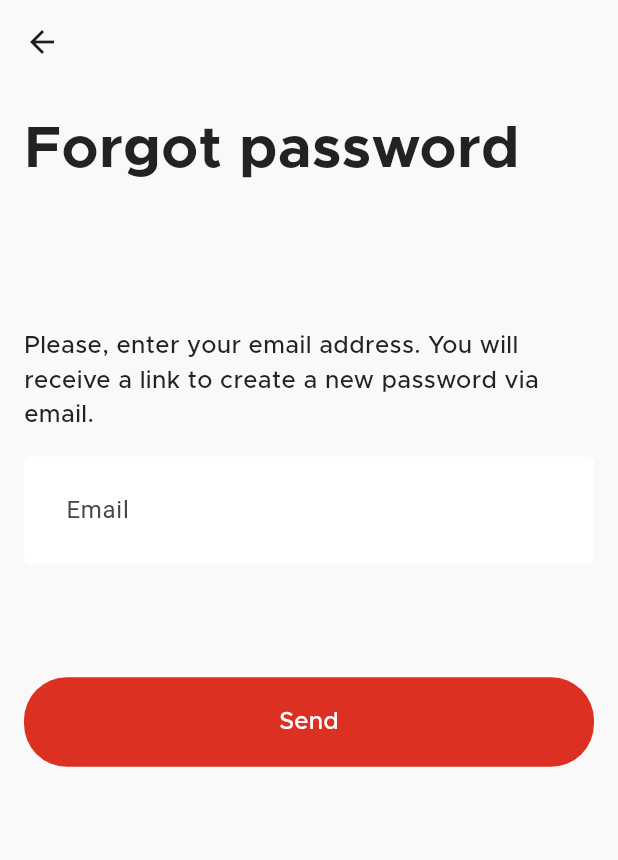
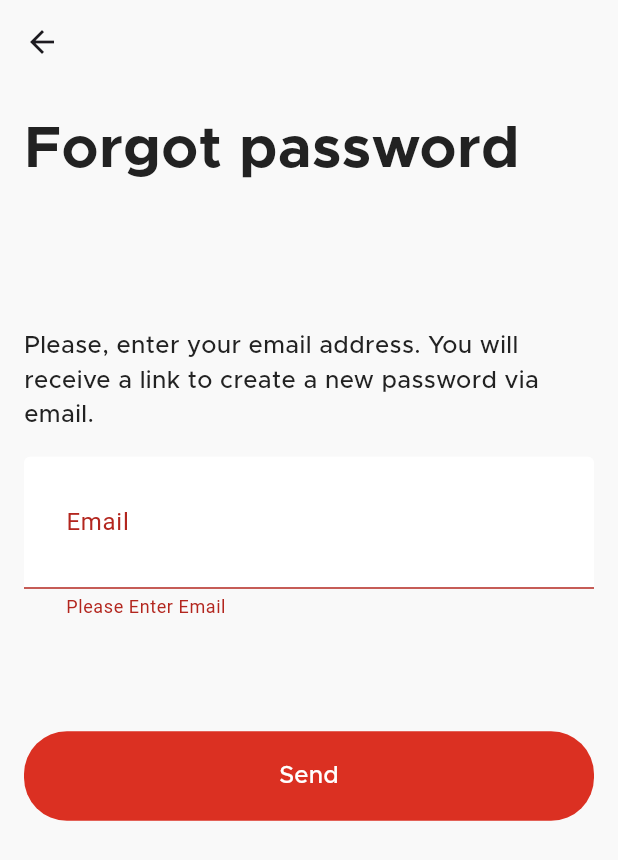
Before and after one commit to abdelazizh17/E-Commerce-App, a Flutter app: the ForgotPasswordView screen opened by its route, after a tap on "Send", on a phone screen of 412 x 824 dp. Shown: the top 860 px of the screen. Run offline on Flutter 3.47's test engine with Material 3 defaults, Android fonts, the light colour scheme and no system bars; our stand-ins replace bloc, firebase_auth, firebase_core, flutter_bloc, flutter_screenutil, flutter_svg and 1 more; accounts and stored records are empty.

Commit message:
- refactor app router & routes - add reset password method to auth fire base & auth cubit -add custom button forgot password bloc consumer to forgot password view body - refactor forgot password view body

```diff
--- a/lib/core/routes/app_router.dart
+++ b/lib/core/routes/app_router.dart
@@ -24,9 +24,12 @@ class AppRouter {
             child: const LoginView(),
           ),
         );
-      case Routes.forgotPassword:
+      case Routes.forgotPasswordView:
         return MaterialPageRoute(
-          builder: (context) => const ForgotPasswordView(),
+          builder: (context) => BlocProvider(
+            create: (context) => AuthCubit(),
+            child: const ForgotPasswordView(),
+          ),
         );
       case Routes.homeLayout:
         return MaterialPageRoute(
--- a/lib/core/routes/routes.dart
+++ b/lib/core/routes/routes.dart
@@ -1,6 +1,6 @@
 class Routes {
   static const String loginView = '/loginView';
   static const String signUpView = '/registerView';
-  static const String forgotPassword = '/forgotPassword';
+  static const String forgotPasswordView = '/forgotPasswordView';
   static const String homeLayout = '/homeLayout';
 }
--- a/lib/feature/auth/data/services/auth_firebase_services.dart
+++ b/lib/feature/auth/data/services/auth_firebase_services.dart
@@ -16,4 +16,9 @@ class AuthFirebaseServices {
       password: loginData.password,
     );
   }
+
+  Future<void> resetPassword(String email)async{
+    await FirebaseAuth.instance
+    .sendPasswordResetEmail(email:email);
+  }
 }
--- a/lib/feature/auth/presentation/viewmodels/cubit/auth_cubit.dart
+++ b/lib/feature/auth/presentation/viewmodels/cubit/auth_cubit.dart
@@ -38,4 +38,14 @@ class AuthCubit extends Cubit<AuthState> {
       emit(AuthFailure(Failure.fromException(e).message));
     }
   }
+
+  Future<void> resetPassword(String email) async {
+    emit(AuthLoading());
+    try {
+      await authFirebaseService.resetPassword(email);
+      emit(PasswordResetRequestSent());
+    } catch (e) {
+      emit(AuthFailure(Failure.fromException(e).message));
+    }
+  }
 }
--- a/lib/feature/auth/presentation/viewmodels/cubit/auth_state.dart
+++ b/lib/feature/auth/presentation/viewmodels/cubit/auth_state.dart
@@ -14,3 +14,5 @@ final class AuthFailure extends AuthState {
 
   AuthFailure(this.errMessage);
 }
+
+class PasswordResetRequestSent extends AuthState {}
--- /dev/null
+++ b/lib/feature/auth/presentation/views/widgets/custom_button_forgot_password_bloc_consumer.dart
@@ -0,0 +1,52 @@
+import 'package:e_commerce/core/data/helper_methods.dart';
+import 'package:e_commerce/core/utils/app_colors.dart';
+import 'package:e_commerce/core/utils/app_styles.dart';
+import 'package:e_commerce/core/widgets/custom_circle_indicator.dart';
+import 'package:e_commerce/feature/auth/presentation/viewmodels/cubit/auth_cubit.dart';
+import 'package:e_commerce/feature/auth/presentation/views/widgets/custom_button.dart';
+import 'package:flutter/material.dart';
+import 'package:flutter_bloc/flutter_bloc.dart';
+
+class CustomButtonForgotPasswordBlocConsumer extends StatelessWidget {
+  const CustomButtonForgotPasswordBlocConsumer({
+    super.key,
+    required this.authCubit,
+  });
+
+  final AuthCubit authCubit;
+
+  @override
+  Widget build(BuildContext context) {
+    return BlocConsumer<AuthCubit, AuthState>(
+      listener: (context, state) {
+        if (state is AuthLoading) {
+          authCubit.isLoading = true;
+        } else if (state is PasswordResetRequestSent) {
+          authCubit.isLoading = false;
+          showSnackBar(
+              context,
+              '"We\'ve sent you a link to reset your password\nPlease check email"',
+              AppColors.greenColor);
+        } else if (state is AuthFailure) {
+          authCubit.isLoading = false;
+          showSnackBar(context, state.errMessage, AppColors.primaryColor);
+        }
+      },
+      builder: (context, state) {
+        return CustomButton(
+          onPressed: () {
+            if (authCubit.formKey.currentState!.validate()) {
+              authCubit.resetPassword(authCubit.email.text);
+            }
+          },
+          widget: authCubit.isLoading
+              ? CustomCircleIndicator()
+              : Text(
+                  'Send',
+                  style: AppStyles.styleMediumWhite14(),
+                ),
+        );
+      },
+    );
+  }
+}
--- a/lib/feature/auth/presentation/views/widgets/custom_text_form_field_login_section.dart
+++ b/lib/feature/auth/presentation/views/widgets/custom_text_form_field_login_section.dart
@@ -3,7 +3,8 @@ import 'package:e_commerce/feature/auth/presentation/views/widgets/custom_text_f
 import 'package:flutter/material.dart';
 
 class CustomTextFormFieldLoginSection extends StatelessWidget {
-  const CustomTextFormFieldLoginSection({super.key, required this.email, required this.password});
+  const CustomTextFormFieldLoginSection(
+      {super.key, required this.email, required this.password});
   final TextEditingController email;
   final TextEditingController password;
   @override
@@ -12,7 +13,7 @@ class CustomTextFormFieldLoginSection extends StatelessWidget {
       children: [
         CustomTextFormField(
           labelText: 'Email',
-          validator: (value)=>validateEmail(value),
+          validator: (value) => validateEmail(value),
           controller: email,
         ),
         SizedBox(
--- a/lib/feature/auth/presentation/views/widgets/forgot_password_view_body.dart
+++ b/lib/feature/auth/presentation/views/widgets/forgot_password_view_body.dart
@@ -1,7 +1,7 @@
 import 'package:e_commerce/core/data/helper_methods.dart';
 import 'package:e_commerce/core/utils/app_styles.dart';
 import 'package:e_commerce/feature/auth/presentation/viewmodels/cubit/auth_cubit.dart';
-import 'package:e_commerce/feature/auth/presentation/views/widgets/custom_button.dart';
+import 'package:e_commerce/feature/auth/presentation/views/widgets/custom_button_forgot_password_bloc_consumer.dart';
 import 'package:e_commerce/feature/auth/presentation/views/widgets/custom_text_form_field.dart';
 import 'package:flutter/material.dart';
 
@@ -16,6 +16,8 @@ class ForgotPasswordViewBody extends StatelessWidget {
       child: CustomScrollView(
         slivers: [
           SliverToBoxAdapter(
+            child: Form(
+              key: authCubit.formKey,
               child: Column(
                 crossAxisAlignment: CrossAxisAlignment.start,
                 children: [
@@ -41,14 +43,9 @@ class ForgotPasswordViewBody extends StatelessWidget {
                   SizedBox(
                     height: MediaQuery.of(context).size.height / 11,
                   ),
-                CustomButton(
-                  onPressed: () {},
-                  widget: Text(
-                    'Send',
-                    style: AppStyles.styleMediumWhite14(),
+                  CustomButtonForgotPasswordBlocConsumer(authCubit: authCubit),
+                ],
               ),
-                ),
-              ],
             ),
           )
         ],
--- a/lib/feature/auth/presentation/views/widgets/login_header_section.dart
+++ b/lib/feature/auth/presentation/views/widgets/login_header_section.dart
@@ -35,7 +35,10 @@ class LoginHeaderSection extends StatelessWidget {
             AlreadyHaveAnAccountAndForgotPasswordSection(
               title: 'Forgot your password?',
               onTap: () {
-                Navigator.pushNamed(context, Routes.forgotPassword);
+                Navigator.pushNamed(
+                  context,
+                  Routes.forgotPasswordView,
+                );
               },
             ),
             SizedBox(
```
Lines whose indentation alone changed are shown as unchanged.
